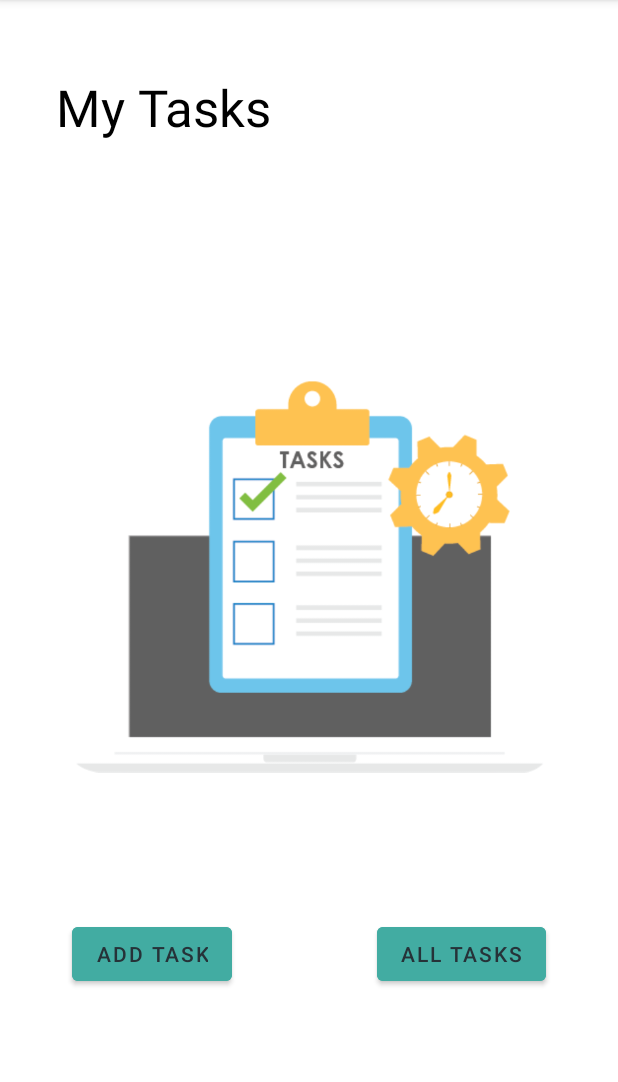
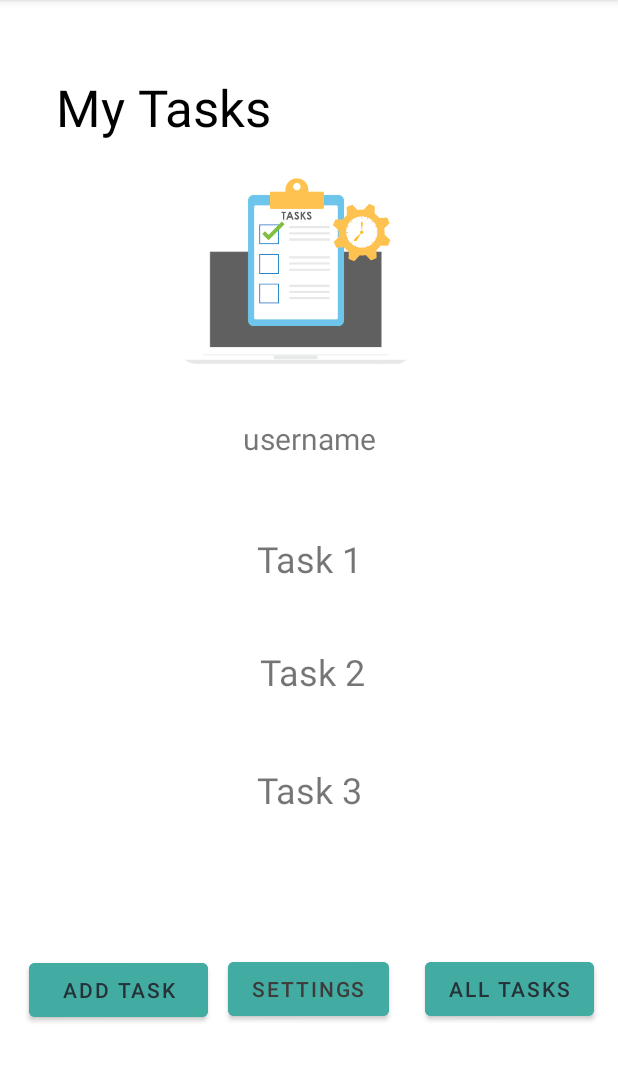
Before and after one commit to macRos-Alzoubi/taskmaster, an Android app: the screen it shows after launch (MainActivity), on a phone screen of 412 x 824 dp, the part 84-1166 px from its top. Run offline under Robolectric (Android 15) with nearby library versions, the phone set to English and light mode, and no system bars.

Commit message:
fin lab-27

```diff
--- a/app/src/main/java/com/example/taskmaster/MainActivity.java
+++ b/app/src/main/java/com/example/taskmaster/MainActivity.java
@@ -3,9 +3,12 @@ package com.example.taskmaster;
 import androidx.appcompat.app.AppCompatActivity;
 
 import android.content.Intent;
+import android.content.SharedPreferences;
 import android.os.Bundle;
+import android.preference.PreferenceManager;
 import android.view.View;
 import android.widget.Button;
+import android.widget.TextView;
 
 public class MainActivity extends AppCompatActivity {
 
@@ -27,5 +30,29 @@ public class MainActivity extends AppCompatActivity {
             Intent intent = new Intent(MainActivity.this, AllTasks.class);
             startActivity(intent);
         });
+
+        findViewById(R.id.button_settings).setOnClickListener(view -> {
+            Intent intent = new Intent(MainActivity.this, SettingsPage.class);
+            startActivity(intent);
+        });
+    }
+
+    @Override
+    protected void onResume() {
+        super.onResume();
+        SharedPreferences sharedPreferences = PreferenceManager.getDefaultSharedPreferences(this);
+        String username = sharedPreferences.getString("username","username");
+
+        TextView usernameText = findViewById(R.id.main_text_username);
+        System.out.println(usernameText);
+        usernameText.setText(username);
+    }
+
+    public void goToTaskDetail(View view){
+        int id = view.getId();
+        TextView textView = findViewById(id);
+        Intent intent = new Intent(MainActivity.this, TaskDetail.class);
+        intent.putExtra("taskTitle", textView.getText());
+        startActivity(intent);
     }
 }
--- a/app/src/main/res/layout/activity_main.xml
+++ b/app/src/main/res/layout/activity_main.xml
@@ -22,39 +22,118 @@
 
     <ImageView
         android:id="@+id/imageView"
-        android:layout_width="315dp"
-        android:layout_height="334dp"
+        android:layout_width="355dp"
+        android:layout_height="124dp"
         android:contentDescription="@string/task_viewer"
         app:layout_constraintBottom_toBottomOf="parent"
         app:layout_constraintEnd_toEndOf="parent"
+        app:layout_constraintHorizontal_bias="0.345"
         app:layout_constraintStart_toStartOf="parent"
         app:layout_constraintTop_toTopOf="parent"
+        app:layout_constraintVertical_bias="0.184"
         app:srcCompat="@drawable/task"
         tools:ignore="ImageContrastCheck"
         tools:srcCompat="@tools:sample/avatars" />
 
     <Button
         android:id="@+id/button_add_task"
-        android:layout_width="wrap_content"
-        android:layout_height="wrap_content"
-        android:layout_marginStart="48dp"
-        android:layout_marginBottom="108dp"
+        android:layout_width="119dp"
+        android:layout_height="48dp"
         android:backgroundTint="#42ACA2"
         android:text="@string/add_task"
         android:textColor="#263238"
         app:layout_constraintBottom_toBottomOf="parent"
-        app:layout_constraintStart_toStartOf="parent" />
+        app:layout_constraintEnd_toEndOf="parent"
+        app:layout_constraintHorizontal_bias="0.065"
+        app:layout_constraintStart_toStartOf="parent"
+        app:layout_constraintTop_toTopOf="parent"
+        app:layout_constraintVertical_bias="0.883" />
 
     <Button
         android:id="@+id/button_all_tasks"
         android:layout_width="wrap_content"
         android:layout_height="wrap_content"
-        android:layout_marginEnd="48dp"
-        android:layout_marginBottom="108dp"
         android:backgroundTint="@color/button_primary"
         android:text="@string/all_tasks"
         android:textColor="#263238"
         app:layout_constraintBottom_toBottomOf="parent"
-        app:layout_constraintEnd_toEndOf="parent" />
+        app:layout_constraintEnd_toEndOf="parent"
+        app:layout_constraintHorizontal_bias="0.946"
+        app:layout_constraintStart_toStartOf="parent"
+        app:layout_constraintTop_toTopOf="parent"
+        app:layout_constraintVertical_bias="0.882" />
+
+    <TextView
+        android:id="@+id/text_1"
+        android:layout_width="311dp"
+        android:layout_height="48dp"
+        android:onClick="goToTaskDetail"
+        android:text="@string/task_1"
+        android:textAlignment="center"
+        android:textSize="24sp"
+        app:layout_constraintBottom_toBottomOf="parent"
+        app:layout_constraintEnd_toEndOf="parent"
+        app:layout_constraintStart_toStartOf="parent"
+        app:layout_constraintTop_toBottomOf="@+id/imageView"
+        app:layout_constraintVertical_bias="0.237"
+        tools:ignore="UsingOnClickInXml" />
+
+    <TextView
+        android:id="@+id/task_2"
+        android:layout_width="311dp"
+        android:layout_height="48dp"
+        android:onClick="goToTaskDetail"
+        android:text="@string/task_2"
+        android:textAlignment="center"
+        android:textSize="24sp"
+        app:layout_constraintBottom_toBottomOf="parent"
+        app:layout_constraintEnd_toEndOf="parent"
+        app:layout_constraintHorizontal_bias="0.52"
+        app:layout_constraintStart_toStartOf="parent"
+        app:layout_constraintTop_toTopOf="parent"
+        app:layout_constraintVertical_bias="0.599"
+        tools:ignore="UsingOnClickInXml" />
+
+    <TextView
+        android:id="@+id/task_3"
+        android:layout_width="310dp"
+        android:layout_height="48dp"
+        android:onClick="goToTaskDetail"
+        android:text="@string/task_3"
+        android:textAlignment="center"
+        android:textSize="24sp"
+        app:layout_constraintBottom_toBottomOf="parent"
+        app:layout_constraintEnd_toEndOf="parent"
+        app:layout_constraintHorizontal_bias="0.504"
+        app:layout_constraintStart_toStartOf="parent"
+        app:layout_constraintTop_toTopOf="parent"
+        app:layout_constraintVertical_bias="0.708"
+        tools:ignore="UsingOnClickInXml" />
+
+    <TextView
+        android:id="@+id/main_text_username"
+        android:layout_width="151dp"
+        android:layout_height="42dp"
+        android:text="@string/username"
+        android:textAlignment="center"
+        android:textSize="20sp"
+        app:layout_constraintBottom_toTopOf="@+id/text_1"
+        app:layout_constraintEnd_toEndOf="parent"
+        app:layout_constraintStart_toStartOf="parent"
+        app:layout_constraintTop_toBottomOf="@+id/imageView" />
+
+    <Button
+        android:id="@+id/button_settings"
+        android:layout_width="wrap_content"
+        android:layout_height="wrap_content"
+        android:backgroundTint="@color/button_primary"
+        android:text="@string/settings"
+        android:textColor="@color/button_test"
+        app:layout_constraintBottom_toBottomOf="parent"
+        app:layout_constraintEnd_toEndOf="parent"
+        app:layout_constraintHorizontal_bias="0.498"
+        app:layout_constraintStart_toStartOf="parent"
+        app:layout_constraintTop_toTopOf="parent"
+        app:layout_constraintVertical_bias="0.882" />
 
 </androidx.constraintlayout.widget.ConstraintLayout>
--- a/app/src/main/res/values/strings.xml
+++ b/app/src/main/res/values/strings.xml
@@ -10,4 +10,10 @@
     <string name="do_something">Do Something</string>
     <string name="my_task">My Task</string>
     <string name="total_tasks">Total Tasks: 0</string>
+    <string name="task_1">Task 1</string>
+    <string name="task_2">Task 2</string>
+    <string name="task_3">Task 3</string>
+    <string name="username">username</string>
+    <string name="settings">SETTINGS</string>
+    <string name="settings_img">Settings_img</string>
 </resources>
--- a/build.gradle
+++ b/build.gradle
@@ -5,7 +5,7 @@ buildscript {
         mavenCentral()
     }
     dependencies {
-        classpath "com.android.tools.build:gradle:7.0.2"
+        classpath 'com.android.tools.build:gradle:7.0.3'
 
         // NOTE: Do not place your application dependencies here; they belong
         // in the individual module build.gradle files
```
Also changed, not shown: app/src/main/AndroidManifest.xml (+9 -1 lines), app/src/main/java/com/example/taskmaster/SettingsPage.java (added, +29 -0 lines), app/src/main/java/com/example/taskmaster/TaskDetail.java (added, +22 -0 lines), app/src/main/res/layout/activity_settings_page.xml (added, +49 -0 lines), app/src/main/res/layout/activity_task_detail.xml (added, +38 -0 lines), 3 other files.
